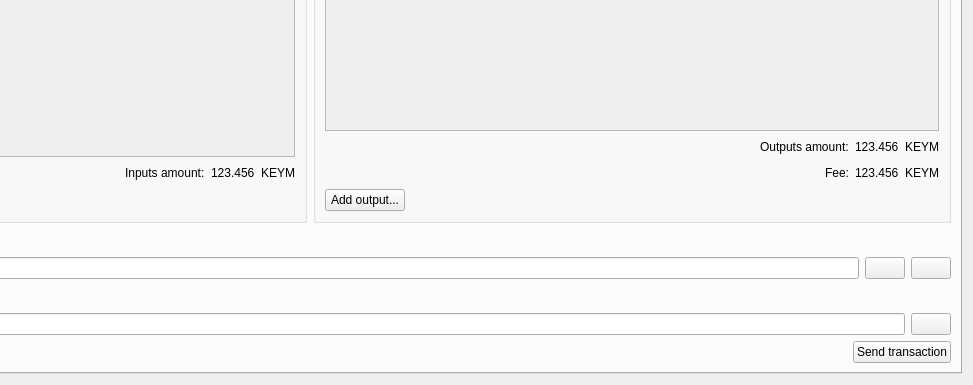
Old version of the form src/qt/forms/multisigdialog.ui in the repository keymakercoin/keymakercoinV1; both pictures show x 354 to 1327 and y 210 to 595 of the 1327 by 595 pixel window.
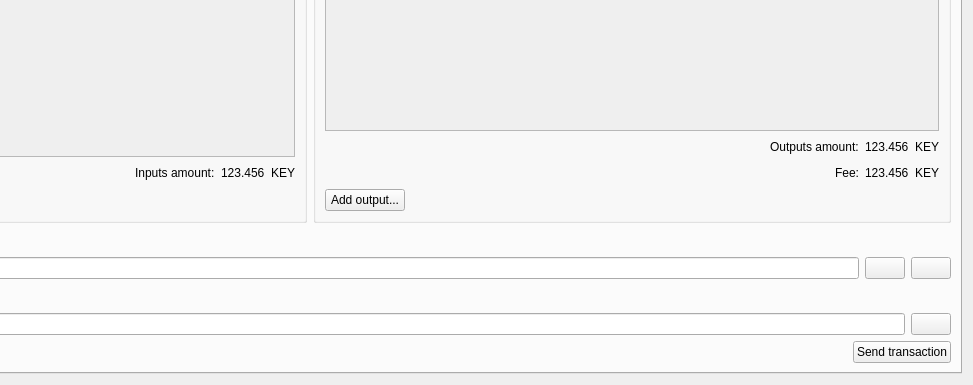
New version of the form. The open tabs and pages were chosen to show the change. Icons and pictures are not drawn.

Diff of the .ui file:
```diff
--- a/src/qt/forms/multisigdialog.ui
+++ b/src/qt/forms/multisigdialog.ui
@@ -399,7 +399,7 @@
                 <item>
                  <widget class="QLabel" name="label">
                   <property name="text">
-                   <string>KEYM</string>
+                   <string>KEY</string>
                   </property>
                  </widget>
                 </item>
@@ -518,7 +518,7 @@
                 <item>
                  <widget class="QLabel" name="label_2">
                   <property name="text">
-                   <string>KEYM</string>
+                   <string>KEY</string>
                   </property>
                  </widget>
                 </item>
@@ -556,7 +556,7 @@
                 <item>
                  <widget class="QLabel" name="label_3">
                   <property name="text">
-                   <string>KEYM</string>
+                   <string>KEY</string>
                   </property>
                  </widget>
                 </item>
```
